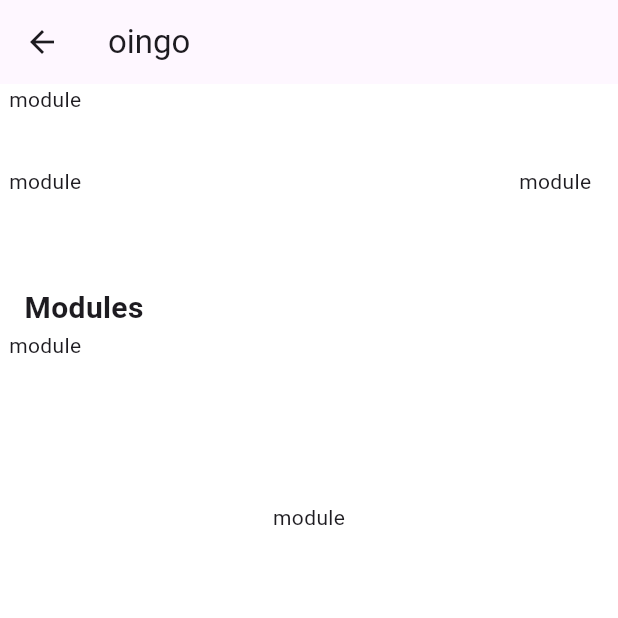
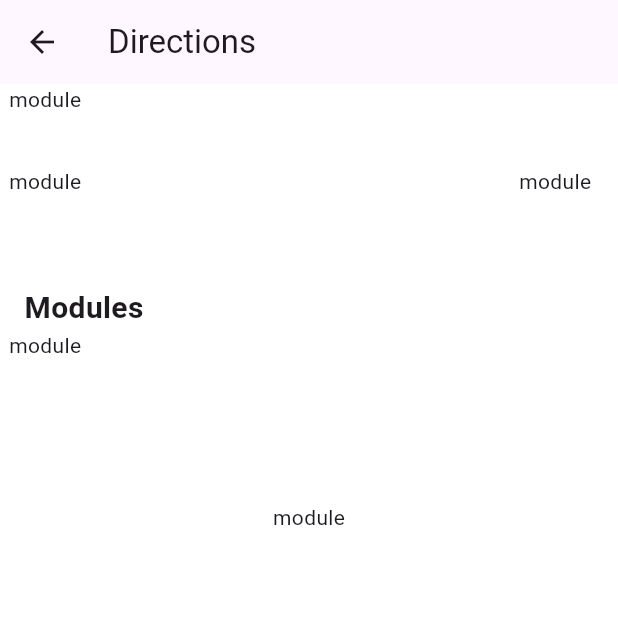
Before and after one commit to monsimb/CSCE3444_SoftwareEng, a Flutter app: the screen it shows after launch, after a tap on "Directions", on a phone screen of 412 x 824 dp, the top half of it. Run offline on Flutter 3.47's test engine with Material 3 defaults, Android fonts, the light colour scheme and no system bars.

```diff
--- a/lib/main.dart
+++ b/lib/main.dart
@@ -45,16 +45,16 @@ class _HomePageState extends StatelessWidget {
           h5_spacer,
           SizedBox(
               width: 400,
-              height: 30,
+              height: 40,
               child: banner(
-                  'Bar with guy')), // change the dimensions to be phone dim dependent (ratio)
+                  'bar with guy')), // change the dimensions to be phone dim dependent (ratio)
 
           h5_spacer, // spacer
 
           Row(mainAxisAlignment: MainAxisAlignment.center, children: <Widget>[
-            SizedBox(width: 340, height: 30, child: banner('search')),
+            SizedBox(width: 360, height: 40, child: banner('search')),
             w10_spacer,
-            SizedBox(width: 50, height: 30, child: banner('gear'))
+            Text('gear')
           ]),
 
           const Padding(
@@ -104,14 +104,13 @@ class _HomePageState extends StatelessWidget {
         borderRadius: BorderRadius.circular(15.0), // Set the radius here
       ),
       padding: const EdgeInsets.only(left: 10.0),
-      // child: Center(
       child: Column(
         crossAxisAlignment: CrossAxisAlignment.start,
         children: [
           Text(
             text,
             style: const TextStyle(
-              fontSize: 15.0,
+              fontSize: 25.0,
               fontWeight: FontWeight.bold,
             ),
           ),
@@ -119,7 +118,7 @@ class _HomePageState extends StatelessWidget {
             Text(
               subtext,
               style: const TextStyle(
-                fontSize: 10.0,
+                fontSize: 15.0,
                 fontWeight: FontWeight.normal,
               ),
             ),
@@ -218,7 +217,7 @@ class _ModulePageState extends StatelessWidget {
     return Scaffold(
       backgroundColor: Colors.white, // setting style for home page (bg color)
       appBar: AppBar(
-        title: const Text('oingo'), // remove if no title is to displayed
+        title: const Text('Directions'), // remove if no title is to displayed
       ),
       body: const Column(
         children: <Widget>[
```
